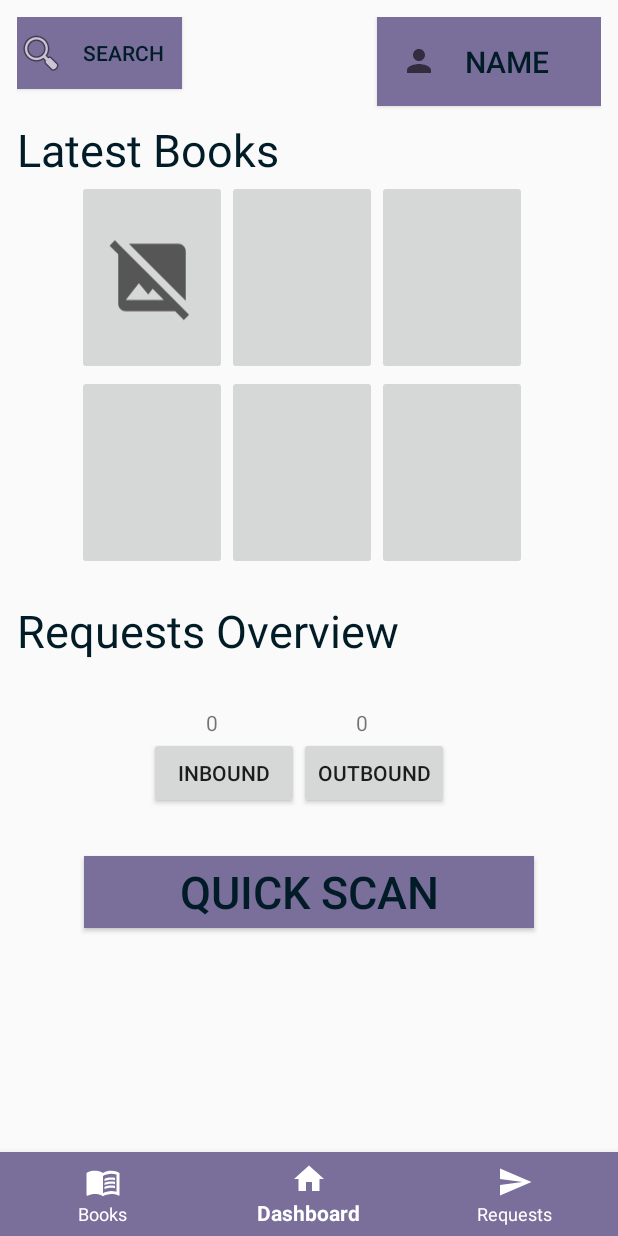
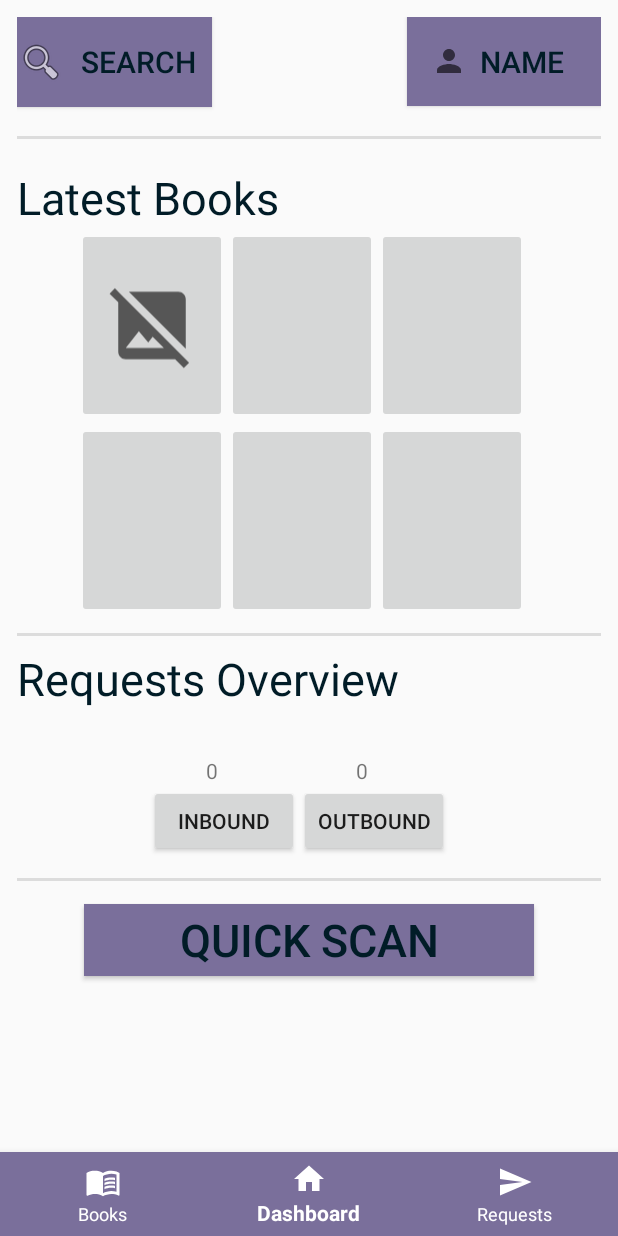
Before and after one commit to CMPUT301F20T29/Bobs-Little-Free-Library, an Android app: the screen it shows after launch (MainActivity), on a phone screen of 412 x 824 dp. Run offline under Robolectric (Android 15) with nearby library versions, the phone set to English and light mode, and no system bars.

Commit message:
Update home_fragment.xml
+ Added scaling to all of the ImageButtons in the Latest Books view
+ Added dividers between sections
+ Changed size of search button
+ Changed some margins

```diff
--- a/BobsLittleFreeLibrary/app/src/main/res/layout/home_fragment.xml
+++ b/BobsLittleFreeLibrary/app/src/main/res/layout/home_fragment.xml
@@ -8,9 +8,10 @@
     <!-- Top buttons -->
     <Button
         android:id="@+id/home_search_button"
-        android:layout_width="110dp"
-        android:layout_height="wrap_content"
+        android:layout_width="130dp"
+        android:layout_height="60dp"
         android:text="@string/search"
+        android:textSize="20sp"
         android:drawableLeft="@android:drawable/ic_menu_search"
         android:drawableStart="@android:drawable/ic_menu_search"
         android:background="@color/colorPrimary"
@@ -32,11 +33,19 @@
         android:background="@color/colorPrimary"
         android:textColor="@color/colorPrimaryDark"/>
 
+    <View android:id="@+id/home_divider1"
+        android:layout_width="match_parent"
+        android:layout_height="2dp"
+        android:layout_below="@id/home_user_profile_button"
+        android:layout_marginTop="20dp"
+        android:background="?android:attr/dividerVertical" />
+
+    <!-- Latest Books starts here -->
     <TextView
         android:id="@+id/latest_text"
         android:layout_width="wrap_content"
         android:layout_height="wrap_content"
-        android:layout_marginTop="20dp"
+        android:layout_marginTop="40dp"
         android:textSize="30sp"
         android:layout_below="@+id/home_search_button"
         android:text="@string/latest_books"
@@ -65,12 +74,18 @@
                 android:id="@+id/home_imageButton2"
                 android:layout_width="100dp"
                 android:layout_height="130dp"
-                tools:srcCompat="@tools:sample/avatars" />
+                tools:srcCompat="@tools:sample/avatars"
+                android:adjustViewBounds="true"
+                android:padding="20dp"
+                android:scaleType="fitCenter"/>
             <ImageButton
                 android:id="@+id/home_imageButton3"
                 android:layout_width="100dp"
                 android:layout_height="130dp"
-                tools:srcCompat="@tools:sample/avatars" />
+                tools:srcCompat="@tools:sample/avatars"
+                android:adjustViewBounds="true"
+                android:padding="20dp"
+                android:scaleType="fitCenter"/>
         </TableRow>
         <!-- 2nd row -->
         <TableRow
@@ -81,20 +96,38 @@
                 android:id="@+id/home_imageButton4"
                 android:layout_width="100dp"
                 android:layout_height="130dp"
-                tools:srcCompat="@tools:sample/avatars" />
+                tools:srcCompat="@tools:sample/avatars"
+                android:adjustViewBounds="true"
+                android:padding="20dp"
+                android:scaleType="fitCenter"/>
             <ImageButton
                 android:id="@+id/home_imageButton5"
                 android:layout_width="100dp"
                 android:layout_height="130dp"
-                tools:srcCompat="@tools:sample/avatars" />
+                tools:srcCompat="@tools:sample/avatars"
+                android:adjustViewBounds="true"
+                android:padding="20dp"
+                android:scaleType="fitCenter"/>
             <ImageButton
                 android:id="@+id/home_imageButton6"
                 android:layout_width="100dp"
                 android:layout_height="130dp"
-                tools:srcCompat="@tools:sample/avatars" />
+                tools:srcCompat="@tools:sample/avatars"
+                android:adjustViewBounds="true"
+                android:padding="20dp"
+                android:scaleType="fitCenter"/>
         </TableRow>
     </TableLayout>
 
+
+    <View android:id="@+id/home_divider2"
+        android:layout_width="match_parent"
+        android:layout_height="2dp"
+        android:layout_below="@id/latest_books_view"
+        android:layout_marginTop="10dp"
+        android:background="?android:attr/dividerVertical" />
+
+    <!-- Request Overview starts here -->
     <TextView
         android:id="@+id/requests_overview_text"
         android:layout_width="wrap_content"
@@ -147,6 +180,13 @@
         </TableRow>
     </TableLayout>
 
+    <View android:id="@+id/home_divider3"
+        android:layout_width="match_parent"
+        android:layout_height="2dp"
+        android:layout_above="@+id/home_quick_scan_button"
+        android:layout_marginBottom="15dp"
+        android:background="?android:attr/dividerVertical" />
+    <!-- Quick Scan Button -->
     <Button
         android:id="@+id/home_quick_scan_button"
         android:layout_width="300dp"
```
